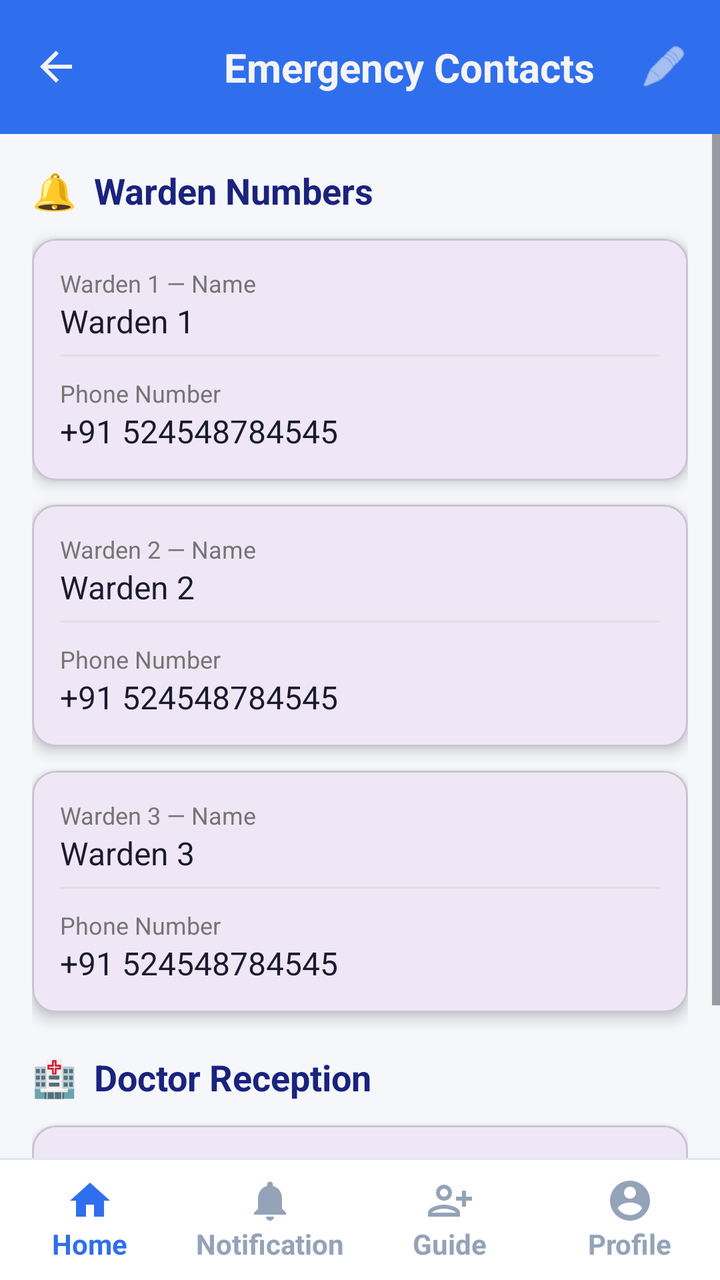
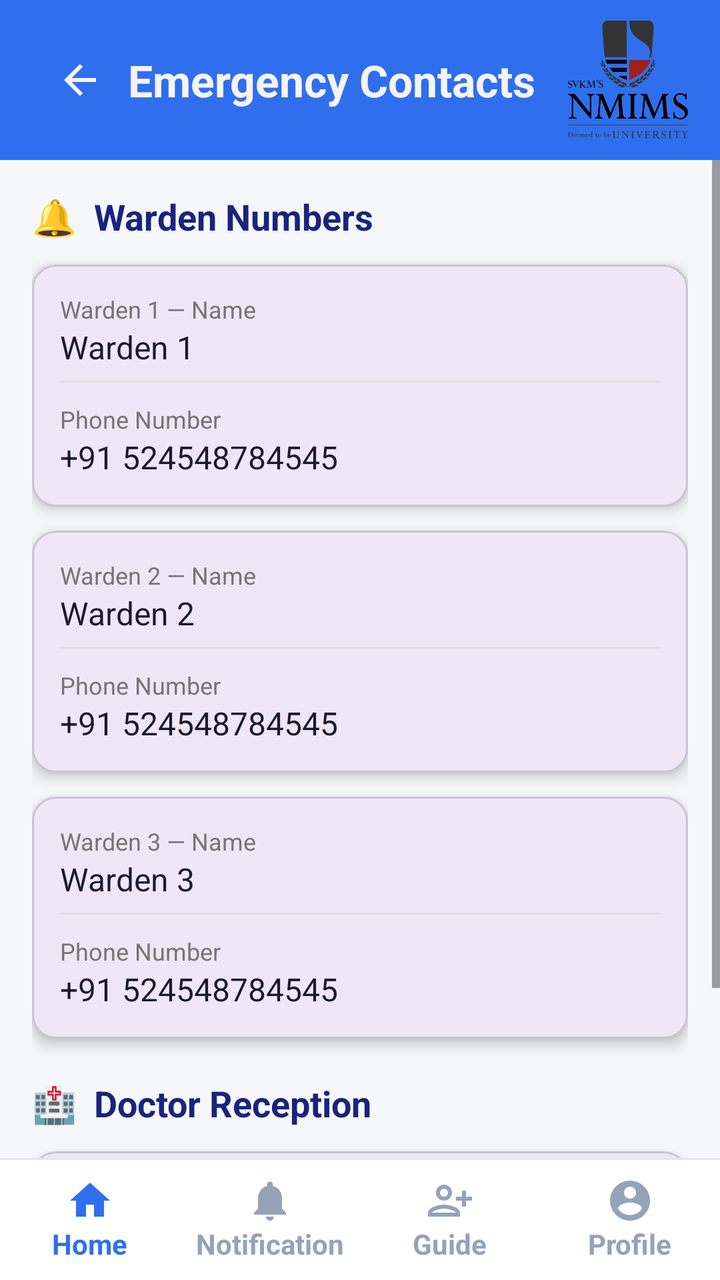

The first picture is an Android layout as it rendered before a commit; the second is the same layout after the commit. The layout source and the unified diff follow.
<!-- AndroidManifest.xml: application theme Theme.HostelComplaintApp -->
<!-- res/layout/activity_emergency_issue_student.xml -->
<?xml version="1.0" encoding="utf-8"?>
<LinearLayout xmlns:android="http://schemas.android.com/apk/res/android"
    xmlns:app="http://schemas.android.com/apk/res-auto"
    android:id="@+id/main"
    android:layout_width="match_parent"
    android:layout_height="match_parent"
    android:orientation="vertical"
    android:background="#F5F7FB">

    
    <LinearLayout
        android:layout_width="match_parent"
        android:layout_height="67dp"
        android:orientation="horizontal"
        android:gravity="center_vertical"
        android:padding="16dp"
        android:background="@drawable/toolbar_bg">

        <ImageView
            android:id="@+id/btnBack"
            android:layout_width="24dp"
            android:layout_height="24dp"
            android:src="@drawable/baseline_arrow_back_24"
            android:tint="@color/white"
            android:layout_marginEnd="12dp"/>

        <TextView
            android:layout_width="0dp"
            android:layout_height="wrap_content"
            android:layout_weight="1"
            android:text="Emergency Contacts"
            android:textColor="@color/white"
            android:textSize="20sp"
            android:layout_marginLeft="60dp"
            android:textStyle="bold"/>

        
        <ImageView
            android:id="@+id/btnEdit"
            android:layout_width="24dp"
            android:layout_height="24dp"
            android:src="@android:drawable/ic_menu_edit"
            android:tint="@color/white"/>

    </LinearLayout>

    
    <ScrollView
        android:layout_width="match_parent"
        android:layout_height="0dp"
        android:layout_weight="1"
        android:fillViewport="true">

        <LinearLayout
            android:layout_width="match_parent"
            android:layout_height="wrap_content"
            android:orientation="vertical"
            android:padding="16dp">

            
            <TextView
                android:layout_width="wrap_content"
                android:layout_height="wrap_content"
                android:text="🔔  Warden Numbers"
                android:textSize="18sp"
                android:textStyle="bold"
                android:textColor="#1A237E"
                android:layout_marginBottom="12dp"/>

            
            <com.google.android.material.card.MaterialCardView
                android:layout_width="match_parent"
                android:layout_height="wrap_content"
                android:layout_marginBottom="12dp"
                app:cardCornerRadius="12dp"
                app:cardElevation="4dp">

                <LinearLayout
                    android:layout_width="match_parent"
                    android:layout_height="wrap_content"
                    android:orientation="vertical"
                    android:padding="14dp">

                    <TextView
                        android:layout_width="wrap_content"
                        android:layout_height="wrap_content"
                        android:text="Warden 1 — Name"
                        android:textSize="12sp"
                        android:textColor="#757575"/>

                    <EditText
                        android:id="@+id/etWarden1Name"
                        android:layout_width="match_parent"
                        android:layout_height="wrap_content"
                        android:text="Warden 1"
                        android:textSize="16sp"
                        android:textColor="#1A1A2E"
                        android:enabled="false"
                        android:background="@null"
                        android:inputType="textPersonName"/>

                    <View
                        android:layout_width="match_parent"
                        android:layout_height="1dp"
                        android:background="#E0E0E0"
                        android:layout_marginTop="6dp"
                        android:layout_marginBottom="10dp"/>

                    <TextView
                        android:layout_width="wrap_content"
                        android:layout_height="wrap_content"
                        android:text="Phone Number"
                        android:textSize="12sp"
                        android:textColor="#757575"/>

                    <EditText
                        android:id="@+id/etWarden1Phone"
                        android:layout_width="match_parent"
                        android:layout_height="wrap_content"
                        android:text="+91 524548784545"
                        android:textSize="16sp"
                        android:textColor="#1A1A2E"
                        android:enabled="false"
                        android:background="@null"
                        android:inputType="phone"/>
                </LinearLayout>
            </com.google.android.material.card.MaterialCardView>

            
            <com.google.android.material.card.MaterialCardView
                android:layout_width="match_parent"
                android:layout_height="wrap_content"
                android:layout_marginBottom="12dp"
                app:cardCornerRadius="12dp"
                app:cardElevation="4dp">

                <LinearLayout
                    android:layout_width="match_parent"
                    android:layout_height="wrap_content"
                    android:orientation="vertical"
                    android:padding="14dp">

                    <TextView
                        android:layout_width="wrap_content"
                        android:layout_height="wrap_content"
                        android:text="Warden 2 — Name"
                        android:textSize="12sp"
                        android:textColor="#757575"/>

                    <EditText
                        android:id="@+id/etWarden2Name"
                        android:layout_width="match_parent"
                        android:layout_height="wrap_content"
                        android:text="Warden 2"
                        android:textSize="16sp"
                        android:textColor="#1A1A2E"
                        android:enabled="false"
                        android:background="@null"
                        android:inputType="textPersonName"/>

                    <View
                        android:layout_width="match_parent"
                        android:layout_height="1dp"
                        android:background="#E0E0E0"
                        android:layout_marginTop="6dp"
                        android:layout_marginBottom="10dp"/>

                    <TextView
                        android:layout_width="wrap_content"
                        android:layout_height="wrap_content"
                        android:text="Phone Number"
                        android:textSize="12sp"
                        android:textColor="#757575"/>

                    <EditText
                        android:id="@+id/etWarden2Phone"
                        android:layout_width="match_parent"
                        android:layout_height="wrap_content"
                        android:text="+91 524548784545"
                        android:textSize="16sp"
                        android:textColor="#1A1A2E"
                        android:enabled="false"
                        android:background="@null"
                        android:inputType="phone"/>
                </LinearLayout>
            </com.google.android.material.card.MaterialCardView>

            
            <com.google.android.material.card.MaterialCardView
                android:layout_width="match_parent"
                android:layout_height="wrap_content"
                android:layout_marginBottom="20dp"
                app:cardCornerRadius="12dp"
                app:cardElevation="4dp">

                <LinearLayout
                    android:layout_width="match_parent"
                    android:layout_height="wrap_content"
                    android:orientation="vertical"
                    android:padding="14dp">

                    <TextView
                        android:layout_width="wrap_content"
                        android:layout_height="wrap_content"
                        android:text="Warden 3 — Name"
                        android:textSize="12sp"
                        android:textColor="#757575"/>

                    <EditText
                        android:id="@+id/etWarden3Name"
                        android:layout_width="match_parent"
                        android:layout_height="wrap_content"
                        android:text="Warden 3"
                        android:textSize="16sp"
                        android:textColor="#1A1A2E"
                        android:enabled="false"
                        android:background="@null"
                        android:inputType="textPersonName"/>

                    <View
                        android:layout_width="match_parent"
                        android:layout_height="1dp"
                        android:background="#E0E0E0"
                        android:layout_marginTop="6dp"
                        android:layout_marginBottom="10dp"/>

                    <TextView
                        android:layout_width="wrap_content"
                        android:layout_height="wrap_content"
                        android:text="Phone Number"
                        android:textSize="12sp"
                        android:textColor="#757575"/>

                    <EditText
                        android:id="@+id/etWarden3Phone"
                        android:layout_width="match_parent"
                        android:layout_height="wrap_content"
                        android:text="+91 524548784545"
                        android:textSize="16sp"
                        android:textColor="#1A1A2E"
                        android:enabled="false"
                        android:background="@null"
                        android:inputType="phone"/>
                </LinearLayout>
            </com.google.android.material.card.MaterialCardView>

            
            <TextView
                android:layout_width="wrap_content"
                android:layout_height="wrap_content"
                android:text="🏥  Doctor Reception"
                android:textSize="18sp"
                android:textStyle="bold"
                android:textColor="#1A237E"
                android:layout_marginBottom="12dp"/>

            <com.google.android.material.card.MaterialCardView
                android:layout_width="match_parent"
                android:layout_height="wrap_content"
                android:layout_marginBottom="24dp"
                app:cardCornerRadius="12dp"
                app:cardElevation="4dp">

                <LinearLayout
                    android:layout_width="match_parent"
                    android:layout_height="wrap_content"
                    android:orientation="vertical"
                    android:padding="14dp">

                    <TextView
                        android:layout_width="wrap_content"
                        android:layout_height="wrap_content"
                        android:text="Reception Phone Number"
                        android:textSize="12sp"
                        android:textColor="#757575"/>

                    <EditText
                        android:id="@+id/etDoctorPhone"
                        android:layout_width="match_parent"
                        android:layout_height="wrap_content"
                        android:text="+91 256585215"
                        android:textSize="16sp"
                        android:textColor="#1A1A2E"
                        android:enabled="false"
                        android:background="@null"
                        android:inputType="phone"/>
                </LinearLayout>
            </com.google.android.material.card.MaterialCardView>

            
            <Button
                android:id="@+id/btnSaveContacts"
                android:layout_width="match_parent"
                android:layout_height="56dp"
                android:text="Save Changes"
                android:textSize="16sp"
                android:textColor="@android:color/white"
                android:backgroundTint="#1A237E"
                android:visibility="gone"/>

        </LinearLayout>
    </ScrollView>

    
    <View
        android:id="@+id/bottomNavBorder"
        android:layout_width="match_parent"
        android:layout_height="1dp"
        android:background="#E2E8F0"/>

    <LinearLayout
        android:id="@+id/bottomNav"
        android:layout_width="match_parent"
        android:layout_height="60dp"
        android:orientation="horizontal"
        android:background="#FFFFFF"
        android:weightSum="4">

        <LinearLayout
            android:layout_width="0dp"
            android:layout_height="match_parent"
            android:layout_weight="1"
            android:gravity="center"
            android:orientation="vertical">

            <ImageView
                android:layout_width="24dp"
                android:layout_height="24dp"
                android:id="@+id/gotohomepg"
                app:tint="#2F6FED"
                android:src="@drawable/baseline_home_24"/>

            <TextView
                android:layout_width="wrap_content"
                android:layout_height="wrap_content"
                android:text="Home"
                android:textColor="#2F6FED"
                android:textStyle="bold"
                android:textSize="14sp"/>
        </LinearLayout>

        <LinearLayout
            android:layout_width="0dp"
            android:layout_height="match_parent"
            android:layout_weight="1"
            android:gravity="center"
            android:orientation="vertical">

            <ImageView
                android:id="@+id/btnNotification"
                android:layout_width="24dp"
                android:layout_height="24dp"
                app:tint="#94A3B8"
                android:src="@drawable/baseline_notifications_24"/>

            <TextView
                android:layout_width="wrap_content"
                android:layout_height="wrap_content"
                android:text="Notification"
                android:textColor="#94A3B8"
                android:textStyle="bold"
                android:textSize="14sp"/>
        </LinearLayout>

        <LinearLayout
            android:layout_width="0dp"
            android:layout_height="match_parent"
            android:layout_weight="1"
            android:gravity="center"
            android:orientation="vertical">

            <ImageView
                android:layout_width="24dp"
                android:layout_height="24dp"
                android:id="@+id/howtouseapp"
                app:tint="#94A3B8"
                android:src="@drawable/baseline_person_add_alt_24"/>

            <TextView
                android:layout_width="wrap_content"
                android:layout_height="wrap_content"
                android:text="Guide"
                android:textColor="#94A3B8"
                android:textStyle="bold"
                android:textSize="14sp"/>
        </LinearLayout>

        <LinearLayout
            android:layout_width="0dp"
            android:layout_height="match_parent"
            android:layout_weight="1"
            android:gravity="center"
            android:orientation="vertical">

            <ImageView
                android:layout_width="24dp"
                android:id="@+id/imgprof"
                android:layout_height="24dp"
                app:tint="#94A3B8"
                android:src="@drawable/baseline_account_circle_24"/>

            <TextView
                android:layout_width="wrap_content"
                android:layout_height="wrap_content"
                android:text="Profile"
                android:textColor="#94A3B8"
                android:textStyle="bold"
                android:textSize="14sp"/>
        </LinearLayout>

    </LinearLayout>

</LinearLayout>
<!-- resources referenced by this layout -->
<resources>
  <color name="white">#F6F3F3</color>
  <!-- drawable baseline_account_circle_24 (drawable) -->
  <vector xmlns:android="http://schemas.android.com/apk/res/android" android:height="24dp" android:tint="#000000" android:viewportHeight="24" android:viewportWidth="24" android:width="24dp">
        
      <path android:fillColor="@android:color/white" android:pathData="M12,2C6.48,2 2,6.48 2,12s4.48,10 10,10 10,-4.48 10,-10S17.52,2 12,2zM12,5c1.66,0 3,1.34 3,3s-1.34,3 -3,3 -3,-1.34 -3,-3 1.34,-3 3,-3zM12,19.2c-2.5,0 -4.71,-1.28 -6,-3.22 0.03,-1.99 4,-3.08 6,-3.08 1.99,0 5.97,1.09 6,3.08 -1.29,1.94 -3.5,3.22 -6,3.22z"/>
      
  </vector>
  <!-- drawable baseline_arrow_back_24 (drawable) -->
  <vector xmlns:android="http://schemas.android.com/apk/res/android" android:autoMirrored="true" android:height="24dp" android:tint="#000000" android:viewportHeight="24" android:viewportWidth="24" android:width="24dp">
        
      <path android:fillColor="@android:color/white" android:pathData="M20,11H7.83l5.59,-5.59L12,4l-8,8 8,8 1.41,-1.41L7.83,13H20v-2z"/>
      
  </vector>
  <!-- drawable baseline_home_24 (drawable) -->
  <vector xmlns:android="http://schemas.android.com/apk/res/android" android:height="24dp" android:tint="#000000" android:viewportHeight="24" android:viewportWidth="24" android:width="24dp">
        
      <path android:fillColor="@android:color/white" android:pathData="M10,20v-6h4v6h5v-8h3L12,3 2,12h3v8z"/>
      
  </vector>
  <!-- drawable baseline_notifications_24 (drawable) -->
  <vector xmlns:android="http://schemas.android.com/apk/res/android" android:height="24dp" android:tint="#000000" android:viewportHeight="24" android:viewportWidth="24" android:width="24dp">
        
      <path android:fillColor="@android:color/white" android:pathData="M12,22c1.1,0 2,-0.9 2,-2h-4c0,1.1 0.89,2 2,2zM18,16v-5c0,-3.07 -1.64,-5.64 -4.5,-6.32L13.5,4c0,-0.83 -0.67,-1.5 -1.5,-1.5s-1.5,0.67 -1.5,1.5v0.68C7.63,5.36 6,7.92 6,11v5l-2,2v1h16v-1l-2,-2z"/>
      
  </vector>
  <!-- drawable baseline_person_add_alt_24 (drawable) -->
  <vector xmlns:android="http://schemas.android.com/apk/res/android" android:height="24dp" android:tint="#000000" android:viewportHeight="24" android:viewportWidth="24" android:width="24dp">
        
      <path android:fillColor="@android:color/white" android:pathData="M13,8c0,-2.21 -1.79,-4 -4,-4S5,5.79 5,8s1.79,4 4,4S13,10.21 13,8zM11,8c0,1.1 -0.9,2 -2,2S7,9.1 7,8s0.9,-2 2,-2S11,6.9 11,8zM1,18v2h16v-2c0,-2.66 -5.33,-4 -8,-4S1,15.34 1,18zM3,18c0.2,-0.71 3.3,-2 6,-2c2.69,0 5.78,1.28 6,2H3zM20,15v-3h3v-2h-3V7h-2v3h-3v2h3v3H20z"/>
      
  </vector>
  <!-- drawable toolbar_bg (drawable) -->
  <?xml version="1.0" encoding="utf-8"?>
  <shape xmlns:android="http://schemas.android.com/apk/res/android">
      <solid android:color="#2F6FED"/>
  </shape>
  <style name="Theme.HostelComplaintApp" parent="Base.Theme.HostelComplaintApp" />
  <style name="Base.Theme.HostelComplaintApp" parent="Theme.Material3.DayNight.NoActionBar">
          
          
      </style>
</resources>

<!-- the commit's change to res/layout/activity_emergency_issue_student.xml (unified diff, before → after) -->
@@ -8,41 +8,43 @@
     android:background="#F5F7FB">
 
     
-    <LinearLayout
+    <androidx.appcompat.widget.Toolbar
         android:layout_width="match_parent"
-        android:layout_height="67dp"
-        android:orientation="horizontal"
-        android:gravity="center_vertical"
-        android:padding="16dp"
+        android:layout_height="80dp"
         android:background="@drawable/toolbar_bg">
 
-        <ImageView
-            android:id="@+id/btnBack"
-            android:layout_width="24dp"
-            android:layout_height="24dp"
-            android:src="@drawable/baseline_arrow_back_24"
-            android:tint="@color/white"
-            android:layout_marginEnd="12dp"/>
-
-        <TextView
-            android:layout_width="0dp"
-            android:layout_height="wrap_content"
-            android:layout_weight="1"
-            android:text="Emergency Contacts"
-            android:textColor="@color/white"
-            android:textSize="20sp"
-            android:layout_marginLeft="60dp"
-            android:textStyle="bold"/>
-
-        
-        <ImageView
-            android:id="@+id/btnEdit"
-            android:layout_width="24dp"
-            android:layout_height="24dp"
-            android:src="@android:drawable/ic_menu_edit"
-            android:tint="@color/white"/>
-
-    </LinearLayout>
+        <LinearLayout
+            android:layout_width="match_parent"
+            android:layout_height="match_parent"
+            android:orientation="horizontal"
+            android:gravity="center_vertical"
+            android:paddingStart="12dp"
+            android:paddingEnd="16dp">
+
+            <ImageView
+                android:id="@+id/btnBack"
+                android:layout_width="24dp"
+                android:layout_height="24dp"
+                android:src="@drawable/baseline_arrow_back_24"
+                app:tint="@color/white"
+                android:layout_marginEnd="12dp"/>
+
+            <TextView
+                android:layout_width="0dp"
+                android:layout_height="wrap_content"
+                android:layout_weight="1"
+                android:text="Emergency Contacts"
+                android:textColor="@color/white"
+                android:textSize="22sp"
+                android:textStyle="bold"/>
+
+            <ImageView
+                android:id="@+id/imgProfile1"
+                android:layout_width="60dp"
+                android:layout_height="60dp"
+                android:src="@drawable/nmm"/>
+        </LinearLayout>
+    </androidx.appcompat.widget.Toolbar>
 
     
     <ScrollView
<!-- resource entries referenced after the edit -->
@@ -31,6 +31,7 @@
       <path android:fillColor="@android:color/white" android:pathData="M13,8c0,-2.21 -1.79,-4 -4,-4S5,5.79 5,8s1.79,4 4,4S13,10.21 13,8zM11,8c0,1.1 -0.9,2 -2,2S7,9.1 7,8s0.9,-2 2,-2S11,6.9 11,8zM1,18v2h16v-2c0,-2.66 -5.33,-4 -8,-4S1,15.34 1,18zM3,18c0.2,-0.71 3.3,-2 6,-2c2.69,0 5.78,1.28 6,2H3zM20,15v-3h3v-2h-3V7h-2v3h-3v2h3v3H20z"/>
       
   </vector>
+  <!-- drawable nmm: png bitmap (drawable, 28044 bytes) -->
   <!-- drawable toolbar_bg (drawable) -->
   <?xml version="1.0" encoding="utf-8"?>
   <shape xmlns:android="http://schemas.android.com/apk/res/android">
